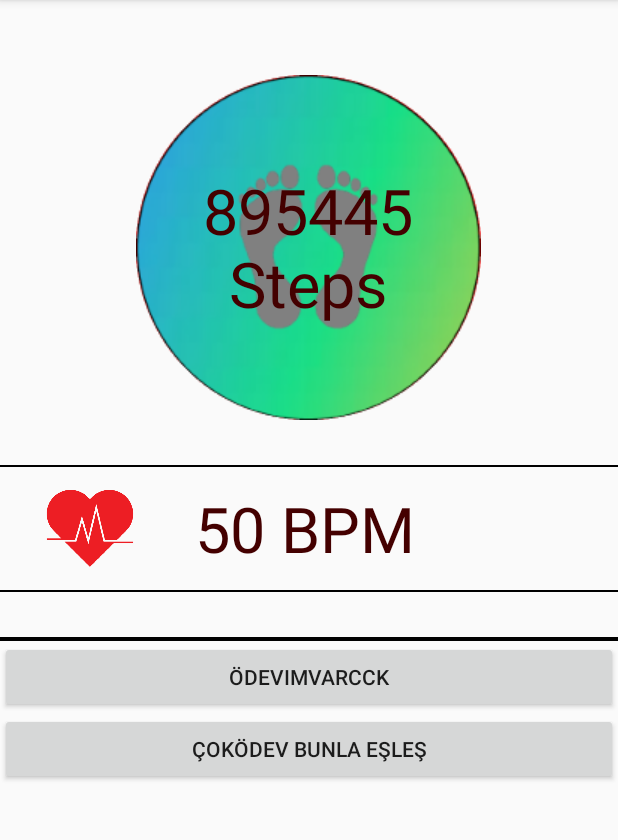
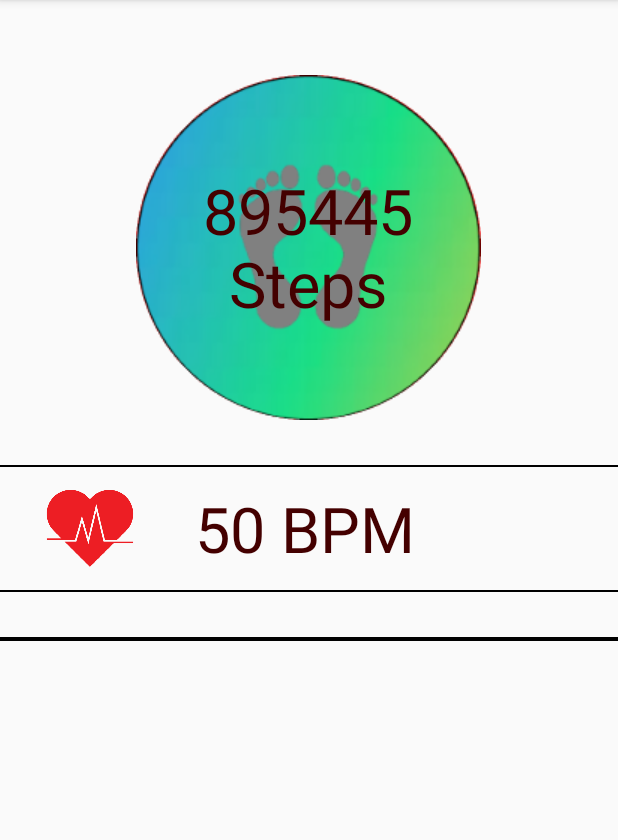
Before and after one commit to CelalCanKaya/aTracker, an Android app: the MainScreen screen opened directly, with no data from a screen before it, on a phone screen of 412 x 824 dp, the part 84-924 px from its top. Run offline under Robolectric (Android 15) with nearby library versions, the phone set to English and light mode, and no system bars.

Commit message:
celaller silindi

```diff
--- a/app/src/main/res/layout/main_screen.xml
+++ b/app/src/main/res/layout/main_screen.xml
@@ -91,23 +91,6 @@
             android:layout_height="1dp"
             android:background="@android:color/black" />
 
-        <Button
-            android:id="@+id/celalFU"
-            android:layout_width="match_parent"
-            android:layout_height="wrap_content"
-            android:text="ödevimVarCCk" />
-
-        <Button
-            android:id="@+id/celalCan"
-            android:layout_width="match_parent"
-            android:layout_height="wrap_content"
-            android:text="Çoködev bunla eşleş" />
-
-        <ListView
-            android:id="@id/celalList"
-            android:layout_width="match_parent"
-            android:layout_height="match_parent" />
-
     </LinearLayout>
 
 
```
